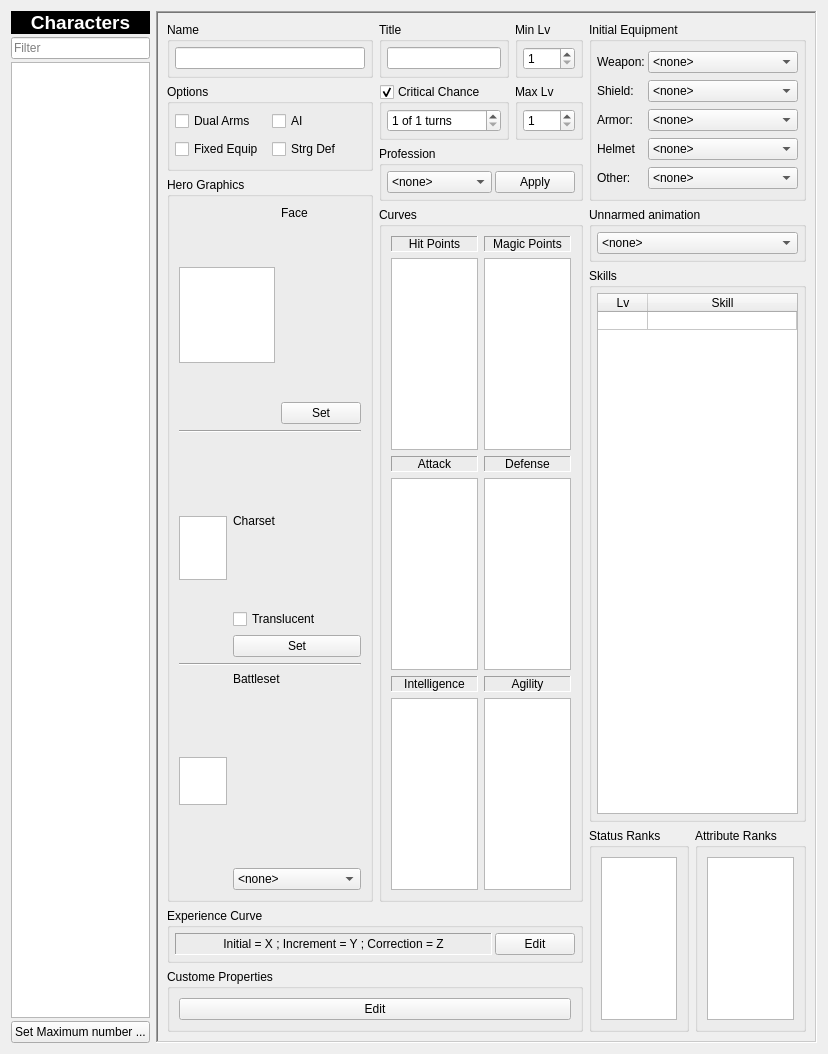
The window that src/tools/qdbpageactors.ui (EasyRPG/Editor) describes before a commit, drawn with Qt 5.
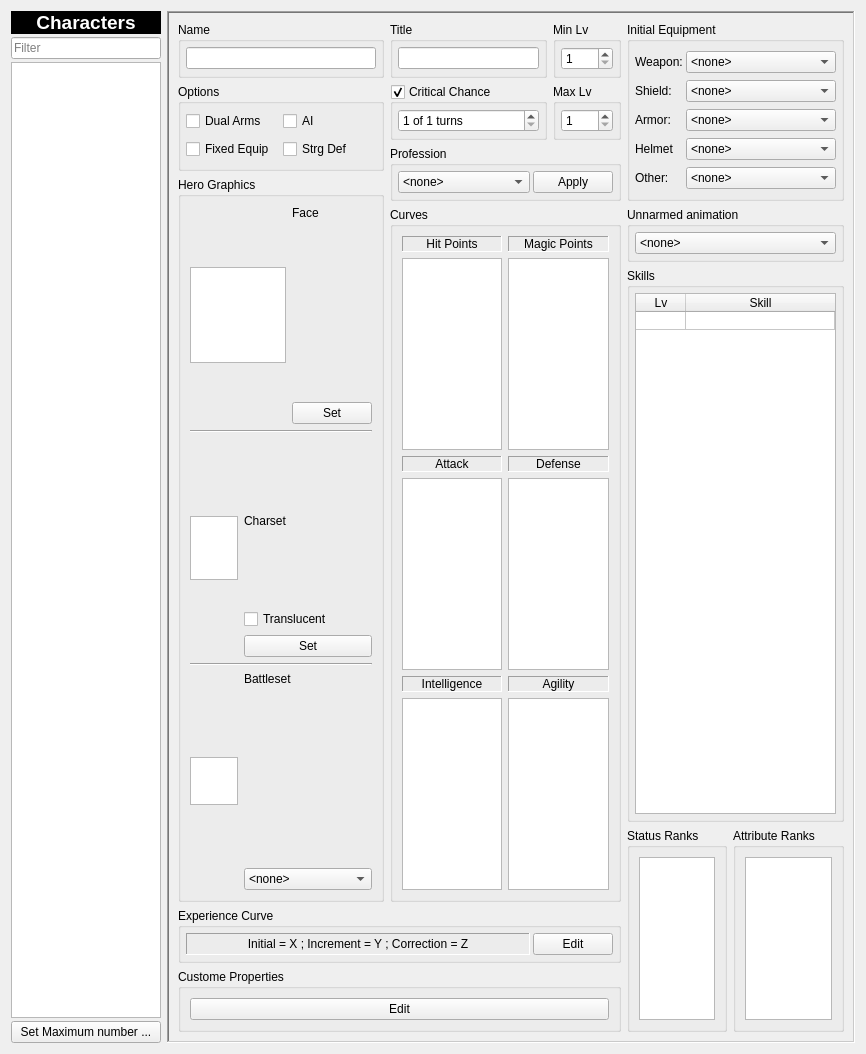
The same window after the commit.

Commit message: Actor: hide 2k3 widgets in 2k mode

```diff
--- a/src/tools/qdbpageactors.ui
+++ b/src/tools/qdbpageactors.ui
@@ -6,8 +6,8 @@
    <rect>
     <x>0</x>
     <y>0</y>
-    <width>754</width>
-    <height>996</height>
+    <width>866</width>
+    <height>1041</height>
    </rect>
   </property>
   <property name="windowTitle">
```
Left out of the diff: 8 changed lines with no effect on the pictures. The commit also changes 1 other file.
